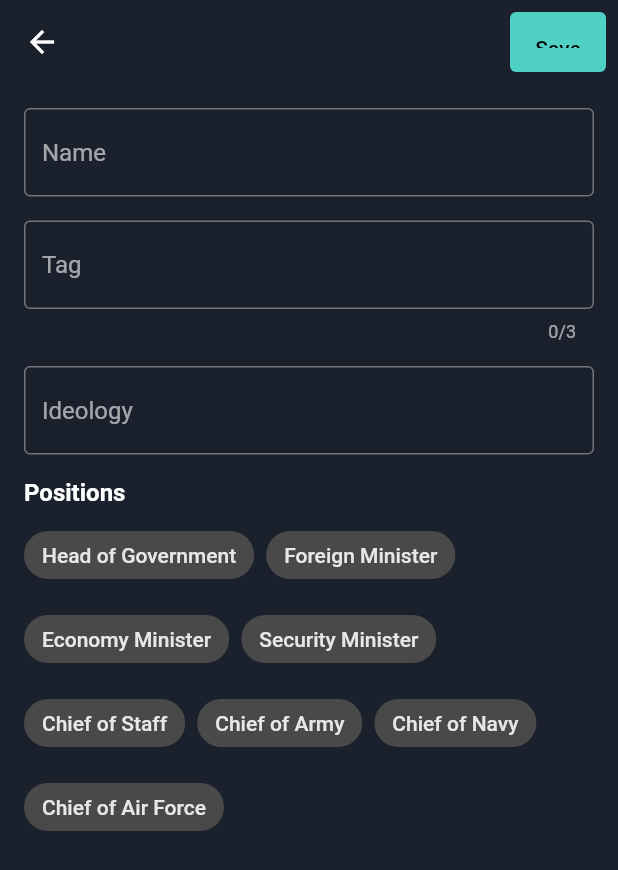
After one commit to dax0102/automator, a Flutter app: the CharacterEditor screen opened directly, on a phone screen of 412 x 824 dp. The commit adds this screen. Shown: the top 870 px of the screen. Run offline on Flutter 3.47's test engine with Material 2 defaults, Android fonts, the phone set to English and light mode, and no system bars; our stand-ins replace file_picker; generated files the repository leaves out were written again.

Commit message:
Another batch of useless changes

```diff
--- /dev/null
+++ b/lib/characters/character_editor.dart
@@ -0,0 +1,113 @@
+import 'package:automator/characters/character.dart';
+import 'package:flutter/material.dart';
+import 'package:flutter_gen/gen_l10n/translations.dart';
+
+class CharacterEditor extends StatefulWidget {
+  const CharacterEditor({Key? key}) : super(key: key);
+
+  @override
+  _CharacterEditorState createState() => _CharacterEditorState();
+}
+
+class _CharacterEditorState extends State<CharacterEditor> {
+  List<Position> _positions = [];
+
+  InputBorder get _inputBorder => const OutlineInputBorder();
+
+  void _modifyPosition(Position position) {
+    final positions = _positions;
+    if (positions.contains(position)) {
+      positions.remove(position);
+    } else {
+      positions.add(position);
+    }
+    setState(() => _positions = positions);
+  }
+
+  Widget get _forms {
+    return Column(
+      crossAxisAlignment: CrossAxisAlignment.start,
+      children: [
+        TextFormField(
+          decoration: InputDecoration(
+            border: _inputBorder,
+            hintText: Translations.of(context)!.hint_name,
+          ),
+        ),
+        const SizedBox(height: 16),
+        TextFormField(
+          decoration: InputDecoration(
+            border: _inputBorder,
+            hintText: Translations.of(context)!.hint_tag,
+          ),
+          maxLength: 3,
+        ),
+        const SizedBox(height: 16),
+        TextFormField(
+          decoration: InputDecoration(
+            border: _inputBorder,
+            hintText: Translations.of(context)!.hint_ideology,
+          ),
+        ),
+        const SizedBox(height: 16),
+        Text(
+          Translations.of(context)!.hint_positions,
+          style: const TextStyle(
+            fontWeight: FontWeight.w600,
+            fontSize: 16,
+          ),
+        ),
+        const SizedBox(height: 8),
+        Wrap(
+          alignment: WrapAlignment.start,
+          runSpacing: 8,
+          spacing: 8,
+          children: Position.values.map((position) {
+            return ChoiceChip(
+              label: Text(position.getLocalization(context)),
+              selected: _positions.contains(position),
+              onSelected: (_) {
+                _modifyPosition(position);
+              },
+            );
+          }).toList(),
+        )
+      ],
+    );
+  }
+
+  @override
+  Widget build(BuildContext context) {
+    final width = MediaQuery.of(context).size.width;
+    final height = MediaQuery.of(context).size.height;
+
+    return Scaffold(
+      appBar: AppBar(actions: [
+        Padding(
+          padding: const EdgeInsets.all(8.0),
+          child: ElevatedButton(
+            onPressed: () {},
+            child: Text(
+              Translations.of(context)!.button_save,
+            ),
+          ),
+        )
+      ]),
+      body: Padding(
+        padding: const EdgeInsets.all(16),
+        child: width >= height
+            ? Row(
+                children: [
+                  Expanded(child: _forms),
+                  Expanded(
+                    child: Column(
+                      children: [],
+                    ),
+                  )
+                ],
+              )
+            : _forms,
+      ),
+    );
+  }
+}
--- a/lib/localization/app_en.arb
+++ b/lib/localization/app_en.arb
@@ -1,10 +1,26 @@
 {
     "app_name": "Automator",
     "navigation_characters": "Characters",
+    "navigation_ideologies": "Ideologies",
     "navigation_tags": "Tags",
+    "hint_name": "Name",
+    "hint_tag": "Tag",
+    "hint_ideology": "Ideology",
+    "hint_positions": "Positions",
+    "hint_traits": "Traits",
     "button_add": "Add",
     "button_edit": "Edit",
     "button_remove": "Remove",
     "button_import": "Import",
-    "button_export": "Export"
+    "button_export": "Export",
+    "button_save": "Save",
+    "button_cancel": "Cancel",
+    "position_hog": "Head of Government",
+    "position_for": "Foreign Minister",
+    "position_eco": "Economy Minister",
+    "position_sec": "Security Minister",
+    "position_cos": "Chief of Staff",
+    "position_carm": "Chief of Army",
+    "position_cnav": "Chief of Navy",
+    "position_cair": "Chief of Air Force"
 }
--- a/lib/shared/theme.dart
+++ b/lib/shared/theme.dart
@@ -27,5 +27,9 @@ ThemeData get dark {
         elevation: 0,
       ),
     ),
+    appBarTheme: base.appBarTheme.copyWith(
+      elevation: 0,
+      backgroundColor: background,
+    ),
   );
 }
--- a/pubspec.yaml
+++ b/pubspec.yaml
@@ -15,6 +15,7 @@ dependencies:
 
   cupertino_icons: ^1.0.2
   file_picker: ^4.2.7
+  animations: ^2.0.2
 
 dev_dependencies:
   flutter_test:
```
Also changed, not shown: lib/characters/character.dart (added, +86 -0 lines), lib/characters/characters_page.dart (+17 -1 lines), lib/ideologies/ideologies_page.dart (added, +15 -0 lines), lib/tags/tags_page.dart (+5 -10 lines), pubspec.lock.
